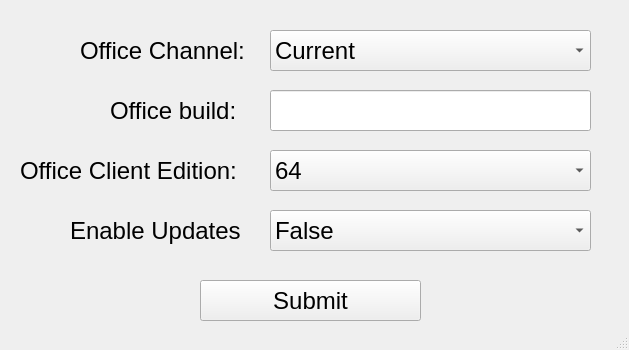
Old version of the form main.ui in the repository Dan23022/Easy-Office-Deployment-Tool.
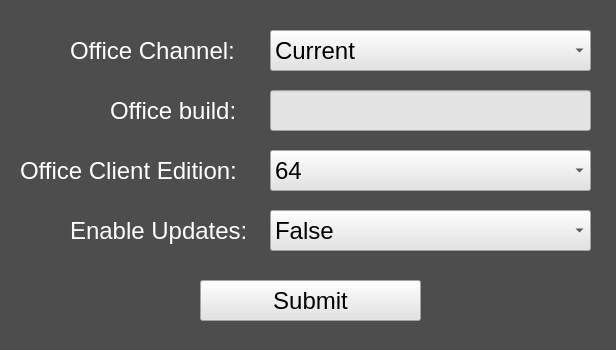
New version of the form.

Diff of the .ui file:
```diff
--- a/main.ui
+++ b/main.ui
@@ -6,7 +6,7 @@
    <rect>
     <x>0</x>
     <y>0</y>
-    <width>629</width>
+    <width>616</width>
     <height>350</height>
    </rect>
   </property>
@@ -22,6 +22,9 @@
   <property name="windowTitle">
    <string>MainWindow</string>
   </property>
+  <property name="styleSheet">
+   <string notr="true">background-color: rgb(77, 77, 77);</string>
+  </property>
   <widget class="QWidget" name="centralwidget">
    <property name="enabled">
     <bool>true</bool>
@@ -46,6 +49,10 @@
     <property name="accessibleDescription">
      <string/>
     </property>
+    <property name="styleSheet">
+     <string notr="true">background-color: rgb(227, 227, 227);
+alternate-background-color: rgb(227, 227, 227);</string>
+    </property>
     <item>
      <property name="text">
       <string>Current</string>
@@ -80,9 +87,9 @@
    <widget class="QLabel" name="office_channel_label">
     <property name="geometry">
      <rect>
-      <x>80</x>
+      <x>70</x>
       <y>30</y>
-      <width>171</width>
+      <width>201</width>
       <height>41</height>
      </rect>
     </property>
@@ -91,6 +98,9 @@
       <pointsize>18</pointsize>
      </font>
     </property>
+    <property name="styleSheet">
+     <string notr="true">color: rgb(255, 255, 255);</string>
+    </property>
     <property name="text">
      <string>Office Channel:</string>
     </property>
@@ -100,7 +110,7 @@
      <rect>
       <x>70</x>
       <y>210</y>
-      <width>171</width>
+      <width>211</width>
       <height>41</height>
      </rect>
     </property>
@@ -109,6 +119,9 @@
       <pointsize>18</pointsize>
      </font>
     </property>
+    <property name="styleSheet">
+     <string notr="true">color: rgb(255, 255, 255);</string>
+    </property>
     <property name="text">
      <string>Enable Updates:</string>
     </property>
@@ -130,6 +143,9 @@
     <property name="accessibleName">
      <string>Enable updates drop down</string>
     </property>
+    <property name="styleSheet">
+     <string notr="true">background-color: rgb(227, 227, 227);</string>
+    </property>
     <item>
      <property name="text">
       <string>False</string>
@@ -146,7 +162,7 @@
      <rect>
       <x>110</x>
       <y>90</y>
-      <width>131</width>
+      <width>161</width>
       <height>41</height>
      </rect>
     </property>
@@ -155,6 +171,9 @@
       <pointsize>18</pointsize>
      </font>
     </property>
+    <property name="styleSheet">
+     <string notr="true">color: rgb(255, 255, 255);</string>
+    </property>
     <property name="text">
      <string>Office build:</string>
     </property>
@@ -179,6 +198,9 @@
     <property name="accessibleDescription">
      <string/>
     </property>
+    <property name="styleSheet">
+     <string notr="true">background-color: rgb(227, 227, 227);</string>
+    </property>
    </widget>
    <widget class="QPushButton" name="submit_button">
     <property name="geometry">
@@ -194,6 +216,9 @@
       <pointsize>18</pointsize>
      </font>
     </property>
+    <property name="styleSheet">
+     <string notr="true">background-color: rgb(227, 227, 227);</string>
+    </property>
     <property name="text">
      <string>Submit</string>
     </property>
@@ -212,6 +237,9 @@
       <pointsize>18</pointsize>
      </font>
     </property>
+    <property name="styleSheet">
+     <string notr="true">color: rgb(255, 255, 255);</string>
+    </property>
     <property name="text">
      <string>Office Client Edition:</string>
     </property>
@@ -233,6 +261,9 @@
     <property name="accessibleName">
      <string>Office client edition drop down</string>
     </property>
+    <property name="styleSheet">
+     <string notr="true">background-color: rgb(227, 227, 227);</string>
+    </property>
     <item>
      <property name="text">
       <string>64</string>
```
